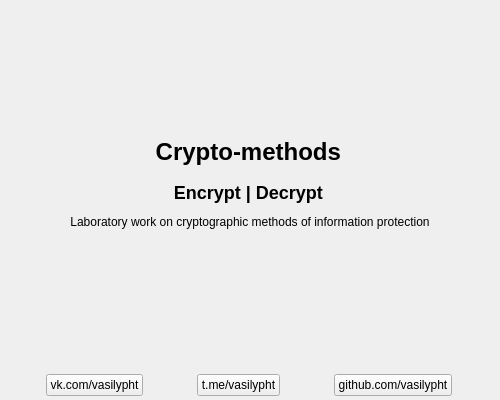
The window that app/gui/defmodules/about/about.ui (vasilypht/crypto-methods) describes before a commit, drawn with Qt 5.
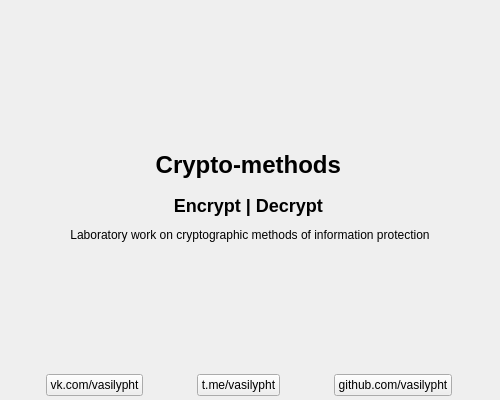
The same window after the commit. Icons and pictures are not drawn.

Commit message: Fixed icon display

The edit to the form file:
```diff
--- a/app/gui/defmodules/about/about.ui
+++ b/app/gui/defmodules/about/about.ui
@@ -45,17 +45,23 @@
      </property>
     </spacer>
    </item>
+   <item>
+    <widget class="QLabel" name="label_logo">
+     <property name="text">
+      <string/>
+     </property>
+     <property name="alignment">
+      <set>Qt::AlignCenter</set>
+     </property>
+    </widget>
+   </item>
    <item>
     <widget class="QLabel" name="label_topic">
      <property name="text">
-      <string>&lt;p align=&quot;center&quot;&gt;
-	&lt;img src=&quot;resources/icons/crypto-methods.png&quot; alt=&quot;preview&quot; height=&quot;128&quot; width=&quot;128&quot;&gt;
-&lt;/p&gt;
-
-&lt;div&gt;
-	&lt;h1 align=&quot;center&quot;&gt;Crypto-methods&lt;/h1&gt;
-	&lt;h2 align=&quot;center&quot;&gt;Encrypt | Decrypt&lt;/h2&gt;
-	&lt;p align=&quot;center&quot;&gt;Laboratory work on cryptographic methods of information protection&lt;/p&gt;
+      <string>&lt;div&gt;
+            &lt;h1 align=&quot;center&quot;&gt;Crypto-methods&lt;/h1&gt;
+            &lt;h2 align=&quot;center&quot;&gt;Encrypt | Decrypt&lt;/h2&gt;
+            &lt;p align=&quot;center&quot;&gt;Laboratory work on cryptographic methods of information protection&lt;/p&gt;
 &lt;/div&gt;</string>
      </property>
      <property name="alignment">
```
The commit also changes 2 other files.
